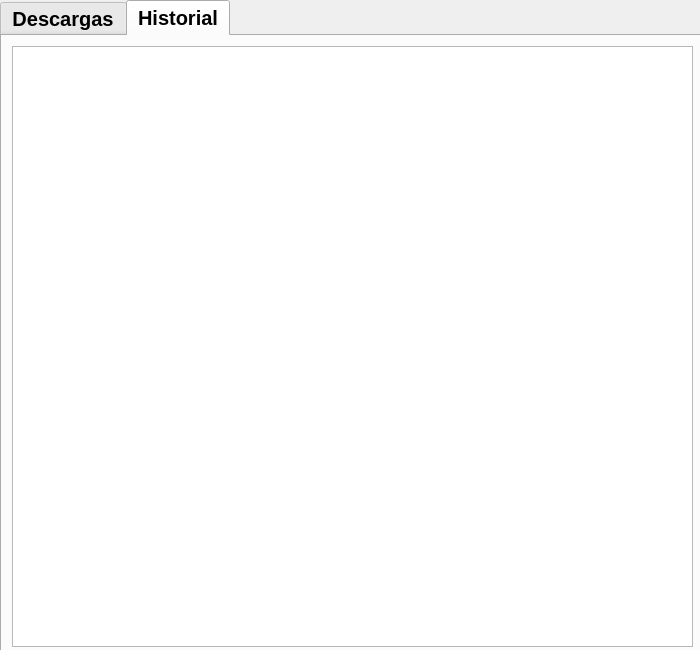
Before: the Qt Designer form app/ui/resources/main.ui in JoseRefugio2305/YT_Downloader, drawn with Qt 5.
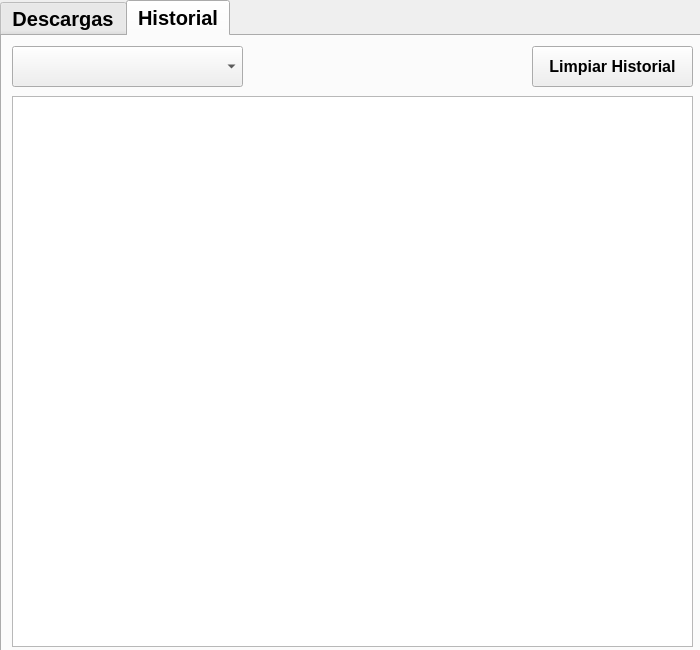
After: the same form once the commit is applied. The open tabs and pages were chosen to show the change.

Commit message: +Creacion de vista de historial de descargas *Se agregaron modificaciones en main_ui

```diff
--- a/app/ui/resources/main.ui
+++ b/app/ui/resources/main.ui
@@ -218,12 +218,49 @@
         <property name="geometry">
          <rect>
           <x>10</x>
-          <y>10</y>
+          <y>60</y>
           <width>681</width>
-          <height>601</height>
+          <height>551</height>
          </rect>
         </property>
        </widget>
+       <widget class="QPushButton" name="btnLimpiarH">
+        <property name="geometry">
+         <rect>
+          <x>530</x>
+          <y>10</y>
+          <width>161</width>
+          <height>41</height>
+         </rect>
+        </property>
+        <property name="font">
+         <font>
+          <pointsize>12</pointsize>
+          <italic>false</italic>
+          <bold>true</bold>
+         </font>
+        </property>
+        <property name="text">
+         <string>Limpiar Historial</string>
+        </property>
+       </widget>
+       <widget class="QComboBox" name="comboStatus">
+        <property name="geometry">
+         <rect>
+          <x>10</x>
+          <y>10</y>
+          <width>231</width>
+          <height>41</height>
+         </rect>
+        </property>
+        <property name="font">
+         <font>
+          <pointsize>13</pointsize>
+          <italic>false</italic>
+          <bold>true</bold>
+         </font>
+        </property>
+       </widget>
       </widget>
      </widget>
     </item>
```
Left out of the diff: 2 changed lines with no effect on the pictures. The commit also changes 3 other files.
